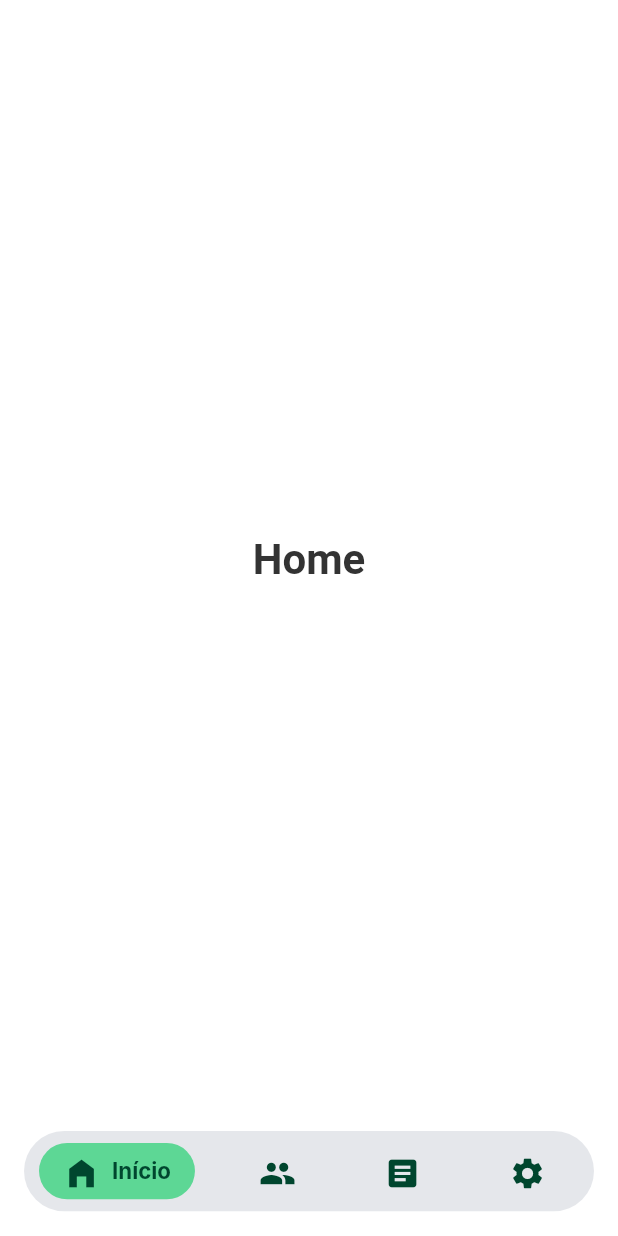
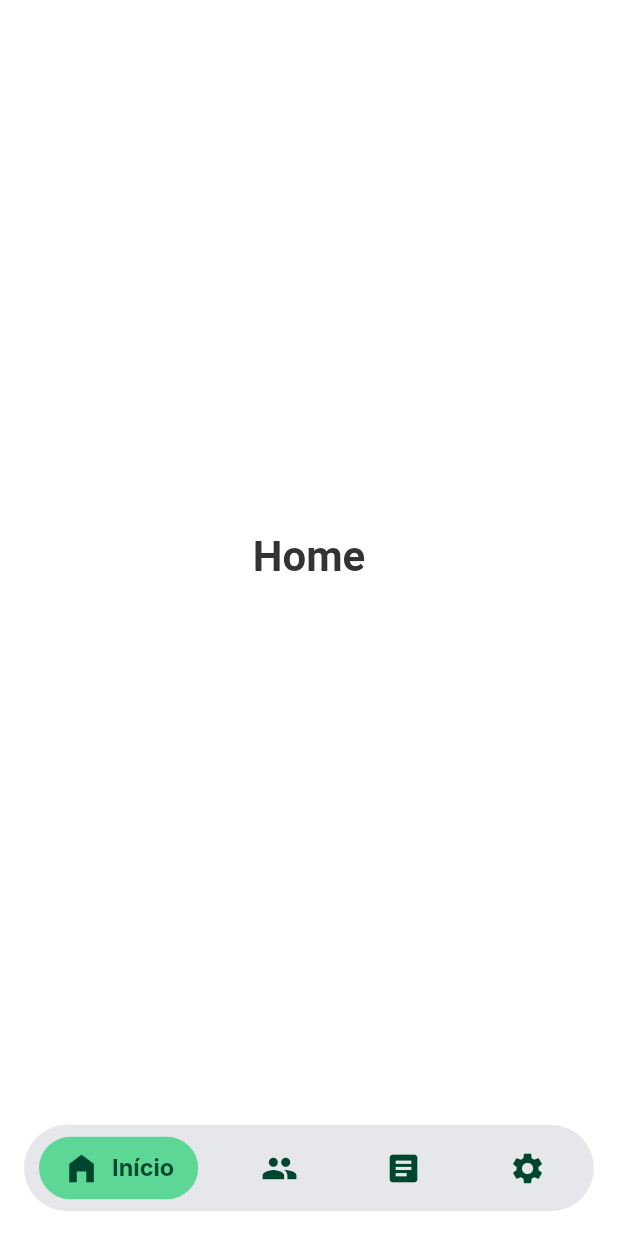
Before and after one commit to GNSiqueira/mindfit, a Flutter app: the screen it shows after launch, on a phone screen of 412 x 824 dp. Run offline on Flutter 3.47's test engine with Material 3 defaults, Android fonts, the phone set to English and light mode, and no system bars; Roboto replaces fonts that are missing (Inter).

Commit message:
:recycle: refactor: Reconstruindo tamanho das telas.

```diff
--- a/MindFit/mindfit_app/lib/components/Trainer/SideBar/index.dart
+++ b/MindFit/mindfit_app/lib/components/Trainer/SideBar/index.dart
@@ -32,7 +32,7 @@ class SideBar extends StatelessWidget {
           color: Consts.colorGray_200,
           borderRadius: Consts.borderRadiusFull,
         ),
-        height: alturaTela * 0.065,
+        height: alturaTela * 0.07,
         child: AnimatedPadding(
           duration: Duration(milliseconds: 100),
           padding: EdgeInsets.only(
--- a/MindFit/mindfit_app/lib/components/Trainer/SideBar/item_sidebar.dart
+++ b/MindFit/mindfit_app/lib/components/Trainer/SideBar/item_sidebar.dart
@@ -49,7 +49,7 @@ class ItemSideBar extends StatelessWidget {
                   title,
                   style: TextStyle(
                     color: Consts.colorGreen_600,
-                    fontSize: largura * 0.036,
+                    fontSize: largura * 0.038,
                     fontFamily: 'Inter',
                     fontWeight: FontWeight.w700,
                   ),
```
